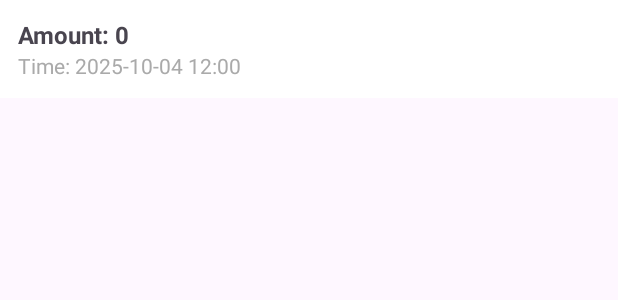
After one commit to thanglh-hub/horse-racing, an Android app: the layout item_deposit_history.xml on its own in the app's theme, with its tools: preview values and no code run, on a phone screen of 412 x 824 dp. The commit adds this screen. Shown: the top 300 px of the screen. Run offline under Robolectric (Android 15) with nearby library versions, the phone set to English and light mode, and no system bars.

Commit message:
Add deposit history feature to funds management
Introduces DepositHistoryActivity to display deposit history and a DepositHistoryItem model. Updates AddFundsActivity to save deposit records and provide a button to view history. Adds related layouts and registers the new activity in AndroidManifest.xml.

```diff
--- a/app/src/main/AndroidManifest.xml
+++ b/app/src/main/AndroidManifest.xml
@@ -44,6 +44,9 @@
         <activity
             android:name=".AchievementsActivity"
             android:exported="false" />
+        <activity
+            android:name=".DepositHistoryActivity"
+            android:exported="false" />
     </application>
 
 </manifest>
--- /dev/null
+++ b/app/src/main/res/layout/item_deposit_history.xml
@@ -0,0 +1,25 @@
+<?xml version="1.0" encoding="utf-8"?>
+<LinearLayout xmlns:android="http://schemas.android.com/apk/res/android"
+    android:layout_width="match_parent"
+    android:layout_height="wrap_content"
+    android:orientation="vertical"
+    android:padding="12dp"
+    android:background="@android:color/white">
+
+    <TextView
+        android:id="@+id/tv_deposit_amount"
+        android:layout_width="wrap_content"
+        android:layout_height="wrap_content"
+        android:text="Amount: 0"
+        android:textSize="16sp"
+        android:textStyle="bold"/>
+
+    <TextView
+        android:id="@+id/tv_deposit_time"
+        android:layout_width="wrap_content"
+        android:layout_height="wrap_content"
+        android:text="Time: 2025-10-04 12:00"
+        android:textSize="14sp"
+        android:textColor="@android:color/darker_gray"/>
+
+</LinearLayout>
```
Also changed, not shown: app/src/main/java/com/example/horseracing/AddFundsActivity.java (+10 -1 lines), app/src/main/java/com/example/horseracing/DepositHistoryActivity.java (added, +53 -0 lines), app/src/main/java/com/example/horseracing/data/DepositHistoryItem.java (added, +19 -0 lines), app/src/main/res/layout/activity_add_funds.xml (+12 -0 lines), app/src/main/res/layout/activity_deposit_history.xml (added, +35 -0 lines).
